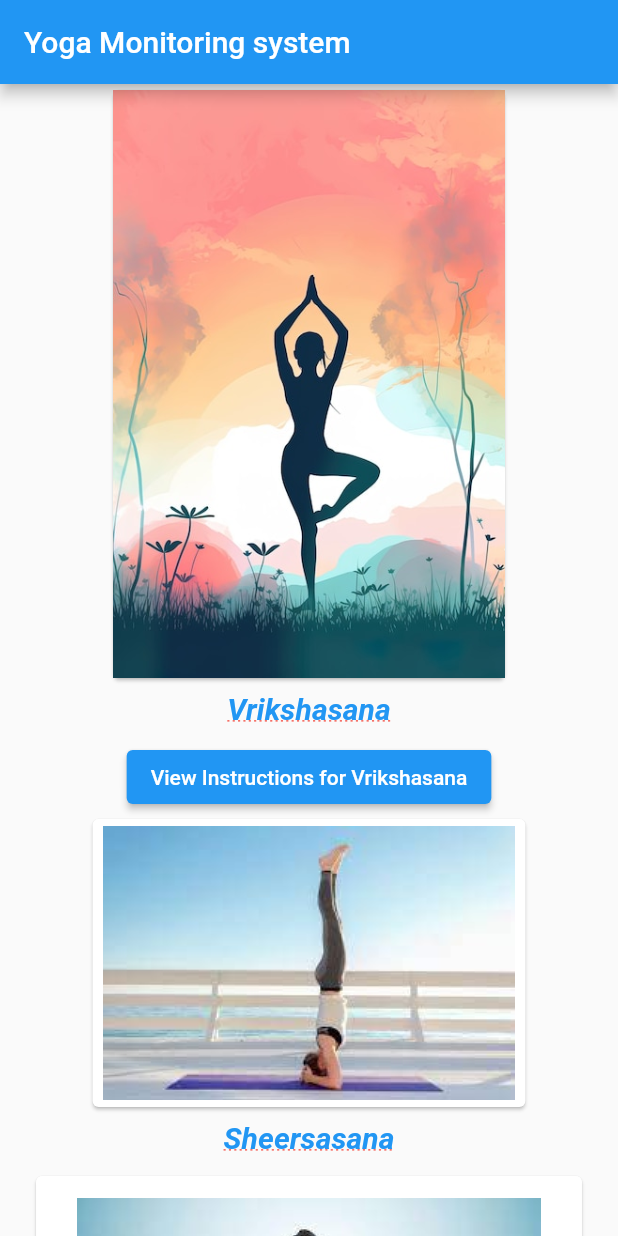
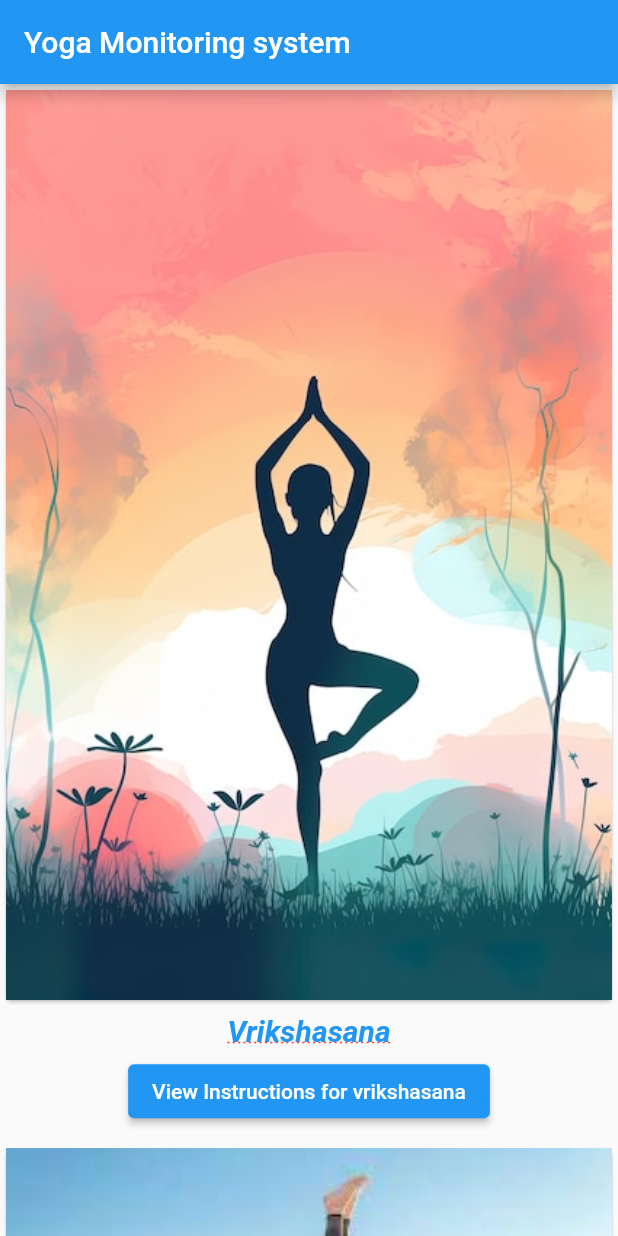
Before and after one commit to mridula-narang/yoga_app_gui2, a Flutter app: the screen it shows after launch, on a phone screen of 412 x 824 dp. Run offline on Flutter 3.47's test engine with Material 2 defaults, Android fonts, the phone set to English and light mode, and no system bars.

Commit message:
added elevated button for all asanas which directs to instructions page

```diff
--- a/lib/Screens/homepage.dart
+++ b/lib/Screens/homepage.dart
@@ -1,5 +1,5 @@
 import 'package:flutter/material.dart';
-
+import 'package:yoga_app_gui2/Screens/instructions.dart';
 class HomePage extends StatefulWidget {
   const HomePage({super.key});
 
@@ -12,98 +12,141 @@ class _HomePageState extends State<HomePage> {
   Widget build(BuildContext context) {
     return Scaffold(
       appBar: AppBar(
-        title: Text('Yoga Monitoring system')
-        ),
-      //make a scrollable element inside the body so that i can put multiple cards
+        title: Text('Yoga Monitoring system'),
+      ),
       body: Center(
         child: SingleChildScrollView(
           child: Column(
             children: [
               Container(
-                height: 400,
+                width: MediaQuery.of(context).size.width, // Set the width to the screen width
                 child: Card(
                   child: Image(
                     image: AssetImage('assets/tree1.jpg'),
+                    fit: BoxFit.cover, // Make the image cover the card
                   ),
                 ),
               ),
               SizedBox(height: 5),
-              Text('Vrikshasana',
-              style: TextStyle(
-                fontSize: 20,  // Font size
-                color: Colors.blue,  // Text color
-                fontWeight: FontWeight.bold,  // Text weight
-                fontStyle: FontStyle.italic,  // Text style (italic)
-                decoration: TextDecoration.underline,  // Text decoration (underline)
-                decorationColor: Colors.red,  // Decoration color
-                decorationStyle: TextDecorationStyle.dotted,  // Decoration style
+              Text(
+                'Vrikshasana',
+                style: TextStyle(
+                  fontSize: 20,
+                  color: Colors.blue,
+                  fontWeight: FontWeight.bold,
+                  fontStyle: FontStyle.italic,
+                  decoration: TextDecoration.underline,
+                  decorationColor: Colors.red,
+                  decorationStyle: TextDecorationStyle.dotted,
+                ),
               ),
+              SizedBox(height: 5),
+              ElevatedButton(
+                onPressed: () {
+                  Navigator.push(
+                    context,
+                    MaterialPageRoute(
+                      builder: (context) => InstructionsPage(
+                        assetPath: 'assets/tree1.jpg',
+                        instructions: 'These are the instructions for vrikshasana.',
+                        imagePaths: [
+                          'assets/tree2.jpg',
+                          'assets/tree3.jpg',
+                        ],
+                      ),
+                    ),
+                  );
+                },
+                child: Text('View Instructions for vrikshasana'),
               ),
+
               SizedBox(height: 10),
+              Container(
+                width: MediaQuery.of(context).size.width, // Set the width to the screen width
+                child: Card(
+                  child: Image(
+                    image: AssetImage('assets/asana2.jpeg'),
+                    fit: BoxFit.cover,
+                  ),
+                ),
+              ),
+              SizedBox(height: 5),
+              Text(
+                'Sheersasana',
+                style: TextStyle(
+                  fontSize: 20,
+                  color: Colors.blue,
+                  fontWeight: FontWeight.bold,
+                  fontStyle: FontStyle.italic,
+                  decoration: TextDecoration.underline,
+                  decorationColor: Colors.red,
+                  decorationStyle: TextDecorationStyle.dotted,
+                ),
+              ),
+              ElevatedButton(
+                onPressed: () {
+                  Navigator.push(
+                    context,
+                    MaterialPageRoute(
+                      builder: (context) => InstructionsPage(
+                        assetPath: 'assets/asana2.jpeg',
+                        instructions: 'These are the instructions for Sheersasana.',
+                        imagePaths: [
+                          'assets/asana2_s1.jpg',
+                          'assets/asana2_s2.jpg',
+                          'assets/asana2_s3.jpg',
+                          'assets/asana2_s4.jpg',
+                          'assets/asana2_s5.jpg',
+                          'assets/asana2_s6.jpg',
+                          'assets/asana2_s7.jpg',
+                        ],
+                      ),
+                    ),
+                  );
+                },
+                child: Text('View Instructions for Sheersasana'),
+              ),
+
+              SizedBox(height: 10),
+              Container(
+                width: MediaQuery.of(context).size.width, // Set the width to the screen width
+                child: Card(
+                  child: Image(
+                    image: AssetImage('assets/asana3.jpeg'),
+                    fit: BoxFit.cover,
+                  ),
+                ),
+              ),
+              SizedBox(height: 5),
+              Text(
+                'Sukhasana',
+                style: TextStyle(
+                  fontSize: 20,
+                  color: Colors.blue,
+                  fontWeight: FontWeight.bold,
+                  fontStyle: FontStyle.italic,
+                  decoration: TextDecoration.underline,
+                  decorationColor: Colors.red,
+                  decorationStyle: TextDecorationStyle.dotted,
+                ),
+              ),
               ElevatedButton(
                 onPressed: () {
                   Navigator.pushNamed(
                     context,
                     '/instructions',
                     arguments: {
-                      'assetPath': 'assets/tree1.jpg',
-                      'instructions': 'These are the instructions for Vrikshasana.',
+                      'assetPath': 'assets/asana3.jpeg',
+                      'instructions': 'These are the instructions for Sukhasana.',
                     },
                   );
                 },
-                child: Text('View Instructions for Vrikshasana'),
-              ),
-
-              Container(
-                height: 200,
-                child: Card(
-                  child: Image(
-                    image: AssetImage('assets/asana2.jpeg'),
-                  ),
-                ),
-              ),
-              SizedBox(height: 5),
-              Text('Sheersasana',
-              style: TextStyle(
-                fontSize: 20,  // Font size
-                color: Colors.blue,  // Text color
-                fontWeight: FontWeight.bold,  // Text weight
-                fontStyle: FontStyle.italic,  // Text style (italic)
-                decoration: TextDecoration.underline,  // Text decoration (underline)
-                decorationColor: Colors.red,  // Decoration color
-                decorationStyle: TextDecorationStyle.dotted,  // Decoration style
-              ),
+                child: Text('View Instructions for Sukhasana'),
               ),
               SizedBox(height: 10),
-              Container(
-                height: 200,
-                child: Card(
-                  child: Image(
-                    image: AssetImage('assets/asana3.jpeg'),
-                  ),
-                ),
-              ),
-              SizedBox(height: 5),
-              Text('Sukhasana',
-              style: TextStyle(
-                fontSize: 20,  // Font size
-                color: Colors.blue,  // Text color
-                fontWeight: FontWeight.bold,  // Text weight
-                fontStyle: FontStyle.italic,  // Text style (italic)
-                decoration: TextDecoration.underline,  // Text decoration (underline)
-                decorationColor: Colors.red,  // Decoration color
-                decorationStyle: TextDecorationStyle.dotted,  // Decoration style
-              ),
-              ),
-              SizedBox(height: 10),
-            ]
+            ],
           ),
-        // body: Card(
-        // child: Image(
-        //   image: AssetImage('assets/tree1.jpg'),
-        // ),
-        // ),
-          ),
+        ),
       ),
     );
   }
```
Also changed, not shown: lib/Screens/instructions.dart (+25 -6 lines), lib/main.dart (+8 -5 lines), assets/asana2_ben.jpg (added), assets/asana2_s1.jpg (added), assets/asana2_s2.jpg (added), assets/asana2_s3.jpg (added), assets/asana2_s4.jpg (added), assets/asana2_s5.jpg (added), assets/asana2_s6.jpg (added), assets/asana2_s7.jpg (added), assets/tree2.jpg (added), assets/tree3.jpg (added), assets/tree_ben.jpg (added).
